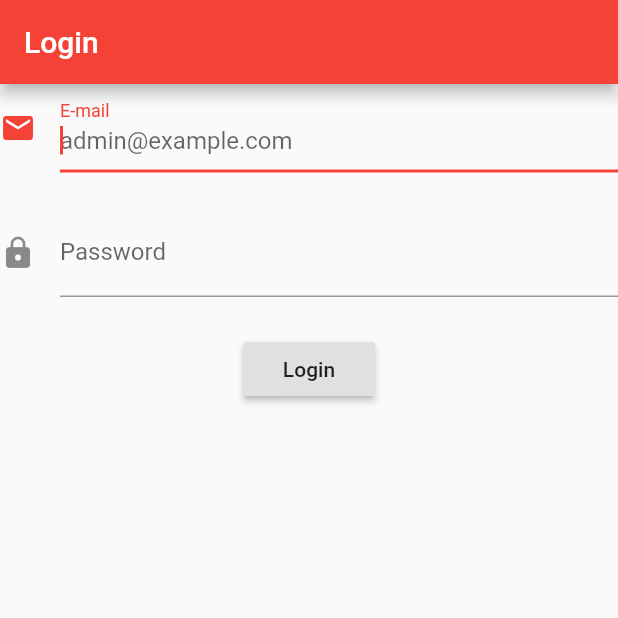
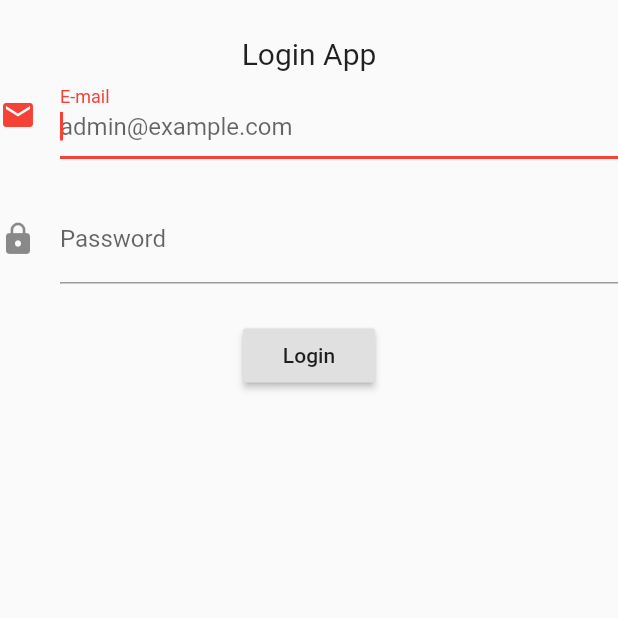
Before and after one commit to ChangJoo-Park/flutter_firebase_auth_todo, a Flutter app: the screen it shows after launch, on a phone screen of 412 x 824 dp, the top half of it. Run offline on Flutter 3.47's test engine with Material 2 defaults, Android fonts, the phone set to English and light mode, and no system bars.

Commit message:
Update Login Screen column

```diff
--- a/lib/screens/login_screen.dart
+++ b/lib/screens/login_screen.dart
@@ -20,10 +20,6 @@ class LoginScreenState extends State<LoginScreen> {
     final form = formKey.currentState;
     if (form.validate()) {
       form.save();
-      print("form show");
-      print(_email);
-      print(_password);
-
       setState(() => _isLoading = true);
 
       new Timer(const Duration(seconds: 3), () {
@@ -31,8 +27,8 @@ class LoginScreenState extends State<LoginScreen> {
           Navigator.of(context).pushReplacementNamed('/home');
           return;
         }
-        scaffoldKey.currentState
-            .showSnackBar(new SnackBar(content: new Text('로그인 실패, 이메일은 a, 비밀번호는 b')));
+        scaffoldKey.currentState.showSnackBar(
+            new SnackBar(content: new Text('로그인 실패, 이메일은 a, 비밀번호는 b')));
         setState(() => _isLoading = false);
       });
     }
@@ -42,16 +38,23 @@ class LoginScreenState extends State<LoginScreen> {
   Widget build(BuildContext context) {
     return new Scaffold(
       key: scaffoldKey,
-      appBar: new AppBar(
-        title: new Text('Login'),
-      ),
       body: new SafeArea(
         top: false,
         bottom: false,
         child: new Form(
           key: formKey,
-          child: new Column(
+          child: _isLoading
+              ? new Container(
+                alignment: Alignment.center,
+                child: new CircularProgressIndicator(),
+              )
+              : new Column(
                   children: <Widget>[
+                    const SizedBox(height: 24.0),
+                    new Text('Login App',
+                    style: new TextStyle(
+                      fontSize: 20.0,
+                    ),),
                     new TextFormField(
                       autofocus: true,
                       onSaved: (val) => _email = val,
@@ -73,9 +76,7 @@ class LoginScreenState extends State<LoginScreen> {
                       ),
                     ),
                     const SizedBox(height: 24.0),
-              _isLoading
-                  ? new CircularProgressIndicator()
-                  : new RaisedButton(
+                    new RaisedButton(
                         onPressed: _submit, child: new Text('Login'))
                   ],
                 ),
```
Also changed, not shown: pubspec.lock. Lines whose indentation alone changed are shown as unchanged.
